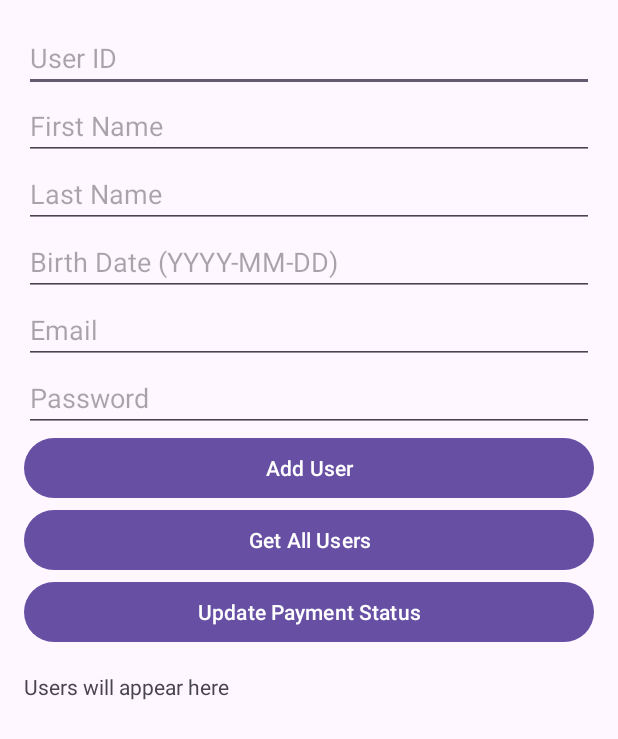
After one commit to MarcoXMarquez/VerificaMTC, an Android app: the layout activity_test_firebase.xml on its own in the app's theme, with its tools: preview values and no code run, on a phone screen of 412 x 824 dp. The commit adds this screen. Shown: the top 739 px of the screen. Run offline under Robolectric (Android 15) with nearby library versions, the phone set to English and light mode, and no system bars.

Commit message:
firbase setup

```diff
--- a/app/build.gradle.kts
+++ b/app/build.gradle.kts
@@ -1,5 +1,6 @@
 plugins {
     alias(libs.plugins.android.application)
+    id("com.google.gms.google-services")
 }
 
 android {
@@ -40,6 +41,10 @@ dependencies {
     implementation(libs.material)
     implementation(libs.activity)
     implementation(libs.constraintlayout)
+    implementation(libs.firebase.analytics)
+    implementation(libs.firebase.authentication)
+    implementation(platform(libs.firebase.bom))
+    implementation(libs.firebase.database)
     testImplementation(libs.junit)
     androidTestImplementation(libs.ext.junit)
     androidTestImplementation(libs.espresso.core)
--- /dev/null
+++ b/app/src/main/res/layout/activity_test_firebase.xml
@@ -0,0 +1,70 @@
+<?xml version="1.0" encoding="utf-8"?>
+<LinearLayout xmlns:android="http://schemas.android.com/apk/res/android"
+    android:layout_width="match_parent"
+    android:layout_height="match_parent"
+    android:orientation="vertical"
+    android:padding="16dp">
+
+    <EditText
+        android:id="@+id/etUserId"
+        android:layout_width="match_parent"
+        android:layout_height="wrap_content"
+        android:hint="User ID"/>
+
+    <EditText
+        android:id="@+id/etFirstName"
+        android:layout_width="match_parent"
+        android:layout_height="wrap_content"
+        android:hint="First Name"/>
+
+    <EditText
+        android:id="@+id/etLastName"
+        android:layout_width="match_parent"
+        android:layout_height="wrap_content"
+        android:hint="Last Name"/>
+
+    <EditText
+        android:id="@+id/etBirthDate"
+        android:layout_width="match_parent"
+        android:layout_height="wrap_content"
+        android:hint="Birth Date (YYYY-MM-DD)"/>
+
+    <EditText
+        android:id="@+id/etEmail"
+        android:layout_width="match_parent"
+        android:layout_height="wrap_content"
+        android:hint="Email"
+        android:inputType="textEmailAddress"/>
+
+    <EditText
+        android:id="@+id/etPassword"
+        android:layout_width="match_parent"
+        android:layout_height="wrap_content"
+        android:hint="Password"
+        android:inputType="textPassword"/>
+
+    <Button
+        android:id="@+id/btnAddUser"
+        android:layout_width="match_parent"
+        android:layout_height="wrap_content"
+        android:text="Add User"/>
+
+    <Button
+        android:id="@+id/btnGetUsers"
+        android:layout_width="match_parent"
+        android:layout_height="wrap_content"
+        android:text="Get All Users"/>
+
+    <Button
+        android:id="@+id/btnUpdatePayment"
+        android:layout_width="match_parent"
+        android:layout_height="wrap_content"
+        android:text="Update Payment Status"/>
+
+    <TextView
+        android:id="@+id/tvUsers"
+        android:layout_width="match_parent"
+        android:layout_height="wrap_content"
+        android:layout_marginTop="16dp"
+        android:text="Users will appear here"/>
+</LinearLayout>
--- a/app/src/main/res/layout/admin_view.xml
+++ /dev/null
@@ -1,6 +0,0 @@
-<?xml version="1.0" encoding="utf-8"?>
-<androidx.constraintlayout.widget.ConstraintLayout xmlns:android="http://schemas.android.com/apk/res/android"
-    android:layout_width="match_parent"
-    android:layout_height="match_parent">
-
-</androidx.constraintlayout.widget.ConstraintLayout>
--- /dev/null
+++ b/app/src/main/res/values/ids.xml
@@ -0,0 +1,12 @@
+<?xml version="1.0" encoding="utf-8"?>
+<resources>
+    <item name="etUserId" type="id" />
+    <item name="etLastName" type="id" />
+    <item name="etBirthDate" type="id" />
+    <item name="etEmail" type="id" />
+    <item name="etPassword" type="id" />
+    <item name="btnAddUser" type="id" />
+    <item name="btnGetUsers" type="id" />
+    <item name="btnUpdatePayment" type="id" />
+    <item name="tvUsers" type="id" />
+</resources>
--- a/build.gradle.kts
+++ b/build.gradle.kts
@@ -1,4 +1,5 @@
 // Top-level build file where you can add configuration options common to all sub-projects/modules.
 plugins {
     alias(libs.plugins.android.application) apply false
+    id("com.google.gms.google-services") version "4.4.2" apply false
 }
```
Also changed, not shown: app/src/main/AndroidManifest.xml (+5 -9 lines), app/src/main/java/com/master/verificamtc/TestFirebaseActivity.java (added, +100 -0 lines), app/src/main/java/com/master/verificamtc/auth/AuthRegisterActivity.java (+46 -40 lines), app/src/main/java/com/master/verificamtc/auth/AuthUserActivity.java (+110 -54 lines), app/src/main/java/com/master/verificamtc/database/FirebaseDatabaseHelper.java (added, +109 -0 lines), app/src/main/java/com/master/verificamtc/utils/SecurityHelper.java (+21 -3 lines), app/src/main/res/layout/activity_user_list.xml (+36 -23 lines), app/src/main/res/layout/item_user_admin.xml (added, +48 -0 lines), gradle/libs.versions.toml (+8 -1 lines), 2 other files.
